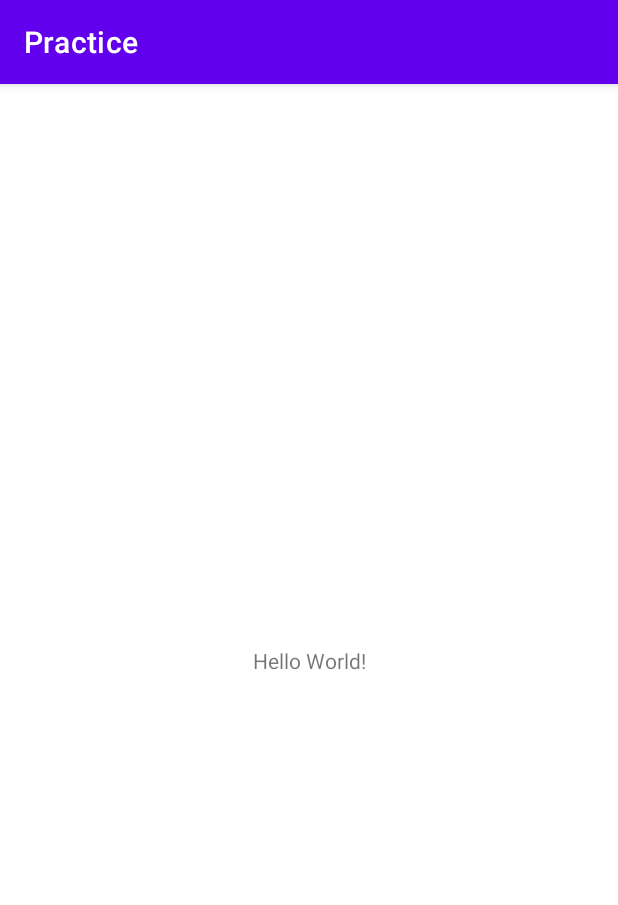
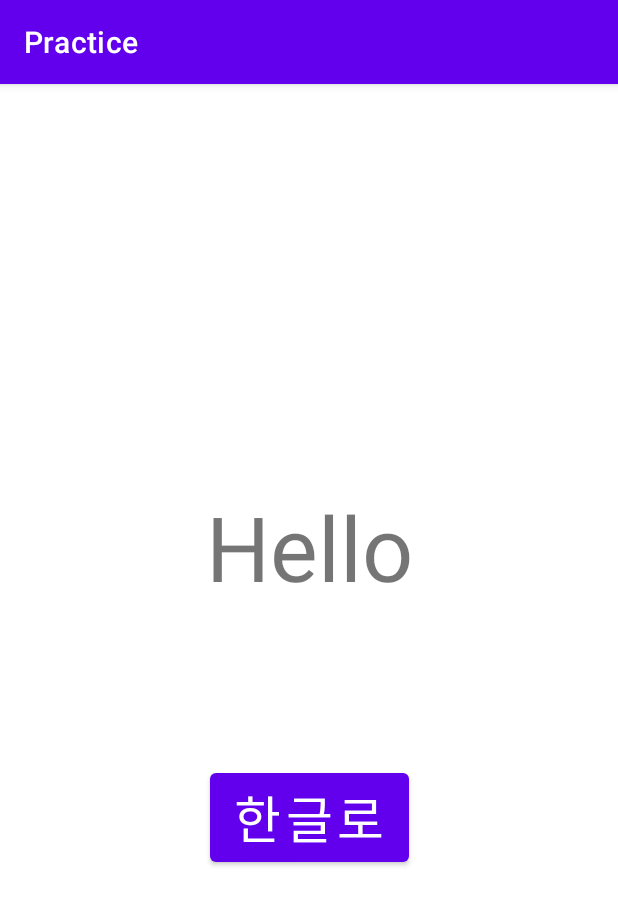
Before and after one commit to deok0726/android-kotlin-dessert-bet, an Android app: the screen it shows after launch (MainActivity), on a phone screen of 412 x 824 dp. Shown: the top 905 px of the screen. Run offline under Robolectric (Android 15) with nearby library versions, the phone set to English and light mode, and no system bars.

Commit message:
Add button function

```diff
--- a/app/src/main/java/com/example/practice/MainActivity.kt
+++ b/app/src/main/java/com/example/practice/MainActivity.kt
@@ -2,10 +2,19 @@ package com.example.practice
 
 import androidx.appcompat.app.AppCompatActivity
 import android.os.Bundle
+import android.widget.Button
+import android.widget.TextView
 
 class MainActivity : AppCompatActivity() {
     override fun onCreate(savedInstanceState: Bundle?) {
         super.onCreate(savedInstanceState)
         setContentView(R.layout.activity_main)
+
+        val tv: TextView = findViewById(R.id.tv_hello)
+        val btn: Button = findViewById(R.id.btn_kor)
+
+        btn.setOnClickListener {
+            tv.text = "안녕"
+        }
     }
 }
--- a/app/src/main/res/layout/activity_main.xml
+++ b/app/src/main/res/layout/activity_main.xml
@@ -7,12 +7,27 @@
     tools:context=".MainActivity">
 
     <TextView
+        android:id="@+id/tv_hello"
         android:layout_width="wrap_content"
         android:layout_height="wrap_content"
-        android:text="Hello World!"
+        android:text="Hello"
+        android:textSize="60sp"
         app:layout_constraintBottom_toBottomOf="parent"
         app:layout_constraintLeft_toLeftOf="parent"
         app:layout_constraintRight_toRightOf="parent"
-        app:layout_constraintTop_toTopOf="parent" />
+        app:layout_constraintTop_toTopOf="parent"
+        app:layout_constraintVertical_bias="0.39" />
+
+    <Button
+        android:id="@+id/btn_kor"
+        android:layout_width="wrap_content"
+        android:layout_height="wrap_content"
+        android:text="한글로"
+        android:textSize="34sp"
+        app:layout_constraintBottom_toBottomOf="parent"
+        app:layout_constraintEnd_toEndOf="parent"
+        app:layout_constraintStart_toStartOf="parent"
+        app:layout_constraintTop_toBottomOf="@+id/tv_hello"
+        app:layout_constraintVertical_bias="0.3" />
 
 </androidx.constraintlayout.widget.ConstraintLayout>
```
